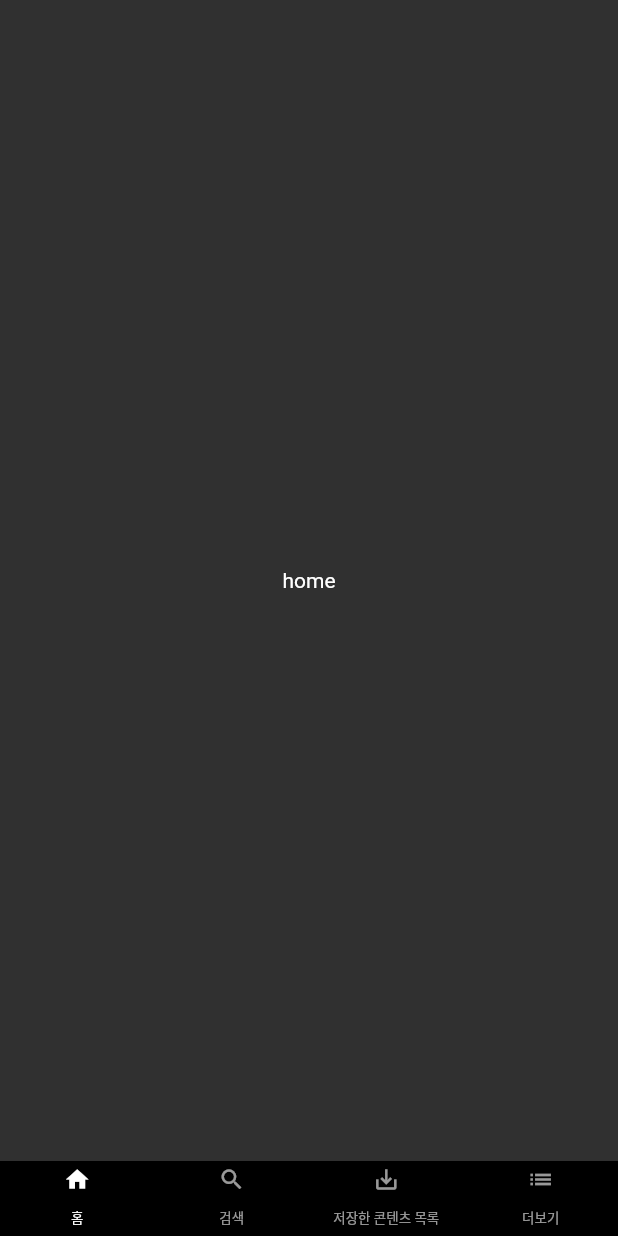
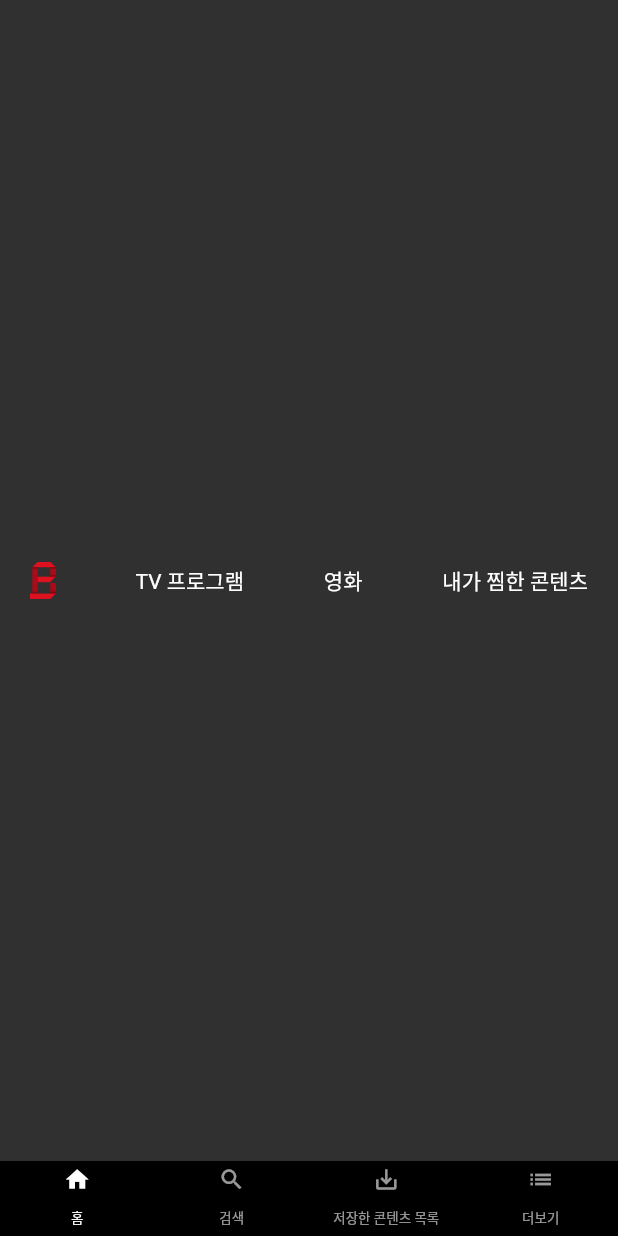
Before and after one commit to songahh/CloneCoding_Neflix, a Flutter app: the screen it shows after launch, on a phone screen of 412 x 824 dp. Run offline on Flutter 3.47's test engine with Material 2 defaults, Android fonts, the phone set to English and light mode, and no system bars.

Commit message:
[flutter] 02 홈 화면에 상단 바 추가하기

```diff
--- a/front/lib/main.dart
+++ b/front/lib/main.dart
@@ -1,4 +1,5 @@
 import 'package:flutter/material.dart';
+import 'package:front/screen/home_screen.dart';
 import 'package:front/widget/bottom_bar.dart';
 
 void main() => runApp(MyApp());
@@ -23,7 +24,7 @@ class _MyAppState extends State<MyApp> {
             child: Scaffold(
               body: TabBarView(
                 physics: NeverScrollableScrollPhysics(),
-                children: [Container(child: Center(child: Text('home'))),
+                children: [HomeScreen(),
                            Container(child: Center(child: Text('search'))),
                            Container(child: Center(child: Text('save'))),
                            Container(child: Center(child: Text('more')))],
--- /dev/null
+++ b/front/lib/screen/home_screen.dart
@@ -0,0 +1,51 @@
+import 'package:flutter/material.dart';
+
+class HomeScreen extends StatefulWidget {
+  _HomeScreenState createState() => _HomeScreenState();
+}
+
+class _HomeScreenState extends State<HomeScreen> {
+  @override
+  void initState() {
+    super.initState();
+  }
+
+  @override
+  Widget build(BuildContext context) {
+    return TopBar();
+  }
+}
+
+class TopBar extends StatelessWidget {
+  @override
+  Widget build(BuildContext context) {
+    return Container(
+      padding: EdgeInsets.fromLTRB(20, 7, 20, 7),
+      child: Row(
+        mainAxisAlignment: MainAxisAlignment.spaceBetween,
+        children: <Widget>[
+          Image.asset(
+            'images/bbongflix_logo.png',
+            fit: BoxFit.contain,
+            height: 25,
+          ),
+          Container(
+              child: Text(
+            'TV 프로그램',
+            style: TextStyle(fontSize: 14),
+          )),
+          Container(
+              child: Text(
+                '영화',
+                style: TextStyle(fontSize: 14),
+              )),
+          Container(
+              child: Text(
+                '내가 찜한 콘텐츠',
+                style: TextStyle(fontSize: 14),
+              )),
+        ],
+      ),
+    );
+  }
+}
```
Also changed, not shown: front/pubspec.yaml (+5 -5 lines), front/images/bbongflix_logo.png (added).
